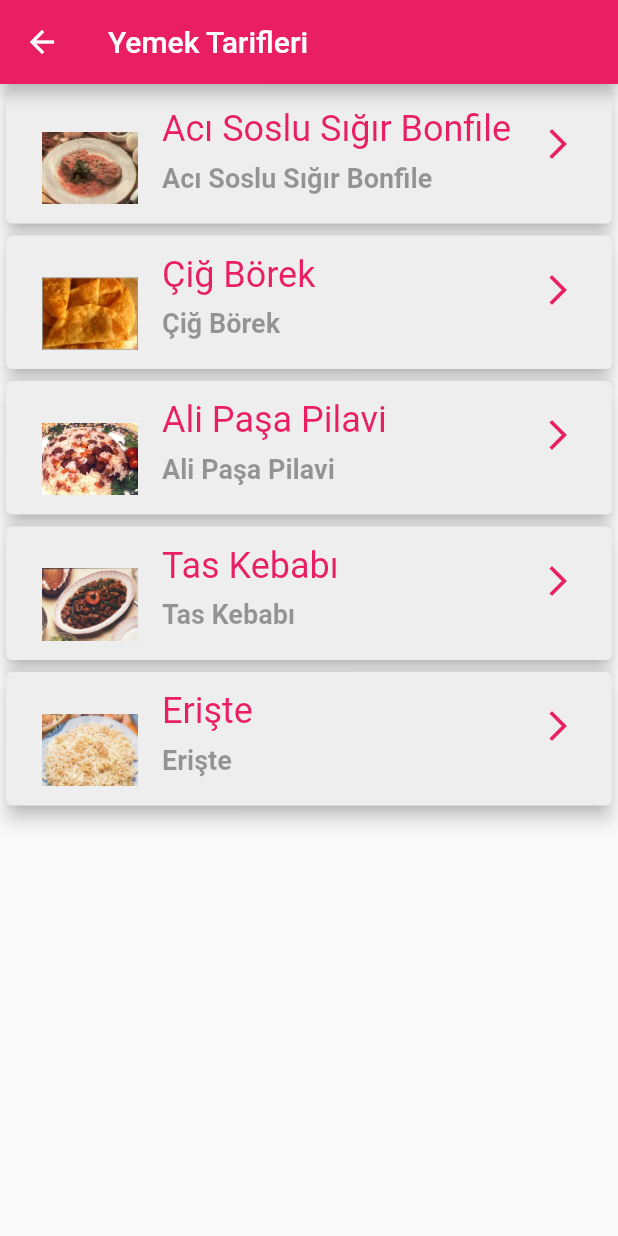
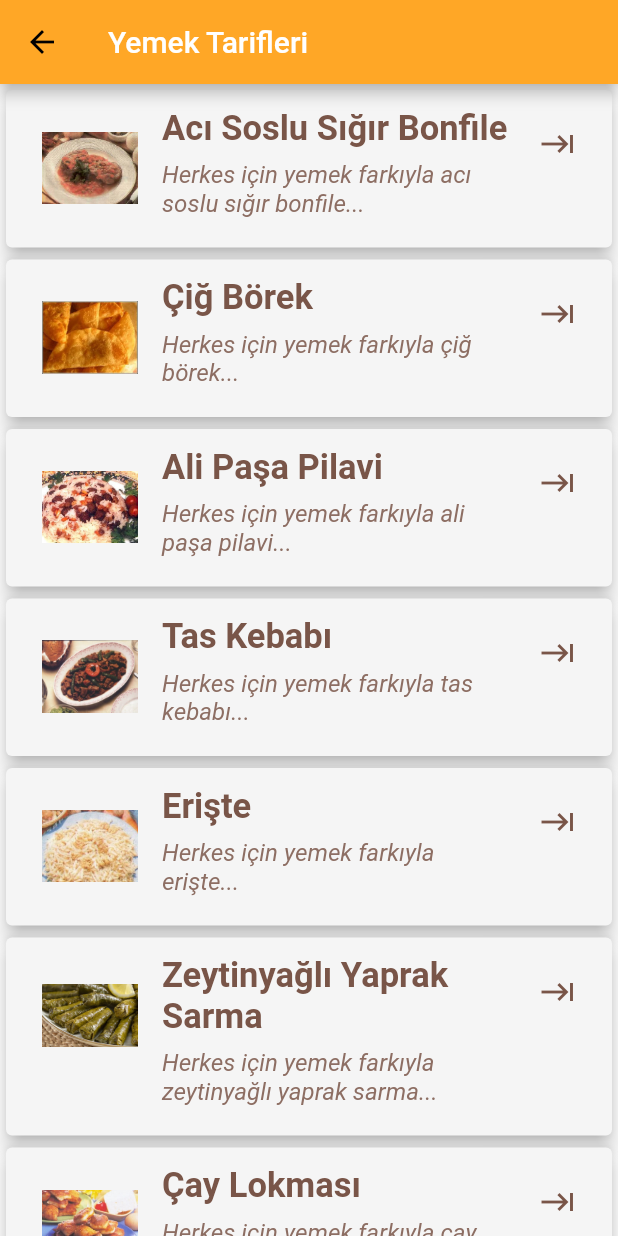
Before and after one commit to RidvanOzturk/Recipes, a Flutter app: the screen it shows after launch, after a tap on "Ana Yemekler", on a phone screen of 412 x 824 dp. Run offline on Flutter 3.47's test engine with Material 2 defaults, Android fonts, the phone set to English and light mode, and no system bars; our stand-ins replace flutter_html.

Commit message:
code control, design edit

```diff
--- a/lib/main.dart
+++ b/lib/main.dart
@@ -33,7 +33,10 @@ class MyApp extends StatelessWidget {
         }
         return null;
       },
-      theme: ThemeData(primarySwatch: Colors.pink),
+      theme: ThemeData(
+        primaryColor: Colors.orange.shade400,
+        scaffoldBackgroundColor: Colors.grey.shade50,
+      ),
     );
   }
 }
--- a/lib/utils/data.dart
+++ b/lib/utils/data.dart
@@ -25,7 +25,8 @@ class Strings {
     "Ali Paşa Pilavi",
     "Tas Kebabı",
     "Erişte",
-    "Zeytinyağlı Yaprak Sarma"
+    "Zeytinyağlı Yaprak Sarma",
+    "Çay Lokması"
   ];
   static const List<String> ANA_YEMEK_RESMI = [
     "AciSosluSigirBonfile",
@@ -33,104 +34,137 @@ class Strings {
     "AliPasaPilavi",
     "TasKebabi",
     "Eriste",
-    "ZeytinyagliYaprakSarma"
+    "ZeytinyagliYaprakSarma",
+    "CayLokmasi"
   ];
   static const List<String> YEMEK_TARIF = [
-    "\t Acı Soslu Sığır Bonfile Tarifi'nin Malzemeleri:\n\n\n  "
-        "\t Her Biri Yaklaşık 150 gr.lık 4 Dilim Sığır Filetosu\n\n"
-        "\t 2 Diş Sarımsak\n\n"
-        "\t 100 gr Yeşil Zeytin\n\n"
-        "\t 1/2 Acı Kırmızı Biber\n\n"
-        "\t 100 gr Çok Küçük Doğranmış Domates\n\n"
-        "\t 1/2 Su Bardağı Kırmızı Şarap\n\n"
-        "\t Zeytinyağı\n\n"
-        "\t Tuz\n\n"
-        "\t Acı Soslu Sığır Bonfile Tarifi'nin Yapılışı:\n\n\n"
-        "\t 4 çorba kaşığı zeytinyağında sarımsağı öldürün, eti ekleyip,harlı ateş üstünde iki tarafları da altın sarısı renk alıncaya kadar kızartın.\n\n"
-        "\t Sonra etleri çıkarın. Aynı yağa irice kıyılmış zeytinleri, domatesi ve ufalanmış acı kırmızı biberi koyun.\n\n"
-        "\t Harlı ateşte 2 dk kadar pişirin. Şarabı katıp buharlaşmasını bekleyin.\n\n"
-        "\t Eti yeniden tavaya koyun, zeytinlerin tuzunu göz önüne alarak biraz tuzlayın ve bir dakika kadar pişirin.\n\n"
-        "\t Filetoları sıcak servis tabağına koyun. Üzerine bir miktar pişme suyundan ilave edin ve hemen servis yapın.\n\n",
-    "\t Çiğ Börek Tarifi'nin Malzemeleri:\n\n\n"
-        "\t4 su bardağı un\n\n"
-        "\t Bir tatlı kaşığı (silme) tuz\n\n"
-        "\t Su (hamuru için aldığı kadar)\n\n"
-        "\t 250 kg kıyma\n\n"
-        "\t 1 adet soğan\n\n"
-        "\t 1 çay kaşığı tuz\n\n"
-        "\t 1 çay kaşığından biraz az karabiber\n\n"
-        "\t Yarım çay bardak su\n\n"
-        "\t Çiğ Börek Tarifi'nin Yapılışı:\n\n\n"
-        "\t Bir kapta un, tuz su ilave edilerek kulakmemesi yumuşaklığına gelecek kıvama gelinceye kadar karıştırılarak hamuru hazırlanır.\n\n"
-        "\t Diğer kapta soğanlar rendelenerek, üzerine kıyma, tuz, karabiber ve su karıştırılarak harç hazırlanır.\n\n"
-        "\t Meydana gelen hamurdan ceviz büyüklüğünde parçalar alınarak, yaklaşık 20 cm çapında daireler oluşturulacak şekilde hamurlar açılır.\n\n"
-        "\t Hazırlanan harç, daire şeklinde açılmış olan hamurun üzerine yarım ay şeklinde ince bir tabaka halinde sürülür.\n\n"
-        "\t Hamurun diğer kısmı harç sürülen tarafın üstüne kapatılarak, harcın dışarıya akmaması için yarım ay şekline gelen çiböreğin kenarları bir tabakla yada kapatma tırtılı ile kesilir.\n\n"
-        "\t Hazırlanan çibörekler daha önce derin bir tencerede kızdırılmış (yaklaşık 2-3 su bardağı) yağa atılarak, her iki tarafı da hafif pembeleşecek şekilde kızartılır.\n\n",
-    "\t Ali Paşa Pilavı Tarifi'nin Malzemeleri:\n\n\n"
-        "\t2 Su Bardağı Pirinç\n\n"
-        "\t 3 Çorba Kaşığı Tereyağı\n\n"
-        "\t 3 Su Bardağı Et Suyu\n\n"
-        "\t 100 gr Kıyma\n\n"
-        "\t 1 Diş Sarmısak\n\n"
-        "\t 1 Soğan\n\n"
-        "\t 1/2 Su Bardağı Dolmalık Fıstık\n\n"
-        "\t 1 Fincan Antepfıstığı\n\n"
-        "\t 1 Kahve Fincanı Kuru İzmir Üzümü\n\n"
-        "\t Tuz\n\n"
-        "\t Ali Paşa Pilavı Tarifi'nin Yapılışı:\n\n\n"
-        "\t Soğanı rendeleyip tuz, sarımsak ve kıyma ile köfte harcı hazırlayın ve fındık büyüklüğünde köfteler hazırlayın.\n\n"
-        "\t Köfteleri ister tavada kızartın, ister suda haşlayın.\n\n"
-        "\t Üzümleri suda bekletip şişmesini sağlayın.\n\n"
-        "\t Antep fıstıklarını suda üç-beş dakika haşlayın ve kabuklarını soyun.\n\n"
-        "\t Yıkayıp süzdüğünüz pirinçleri yağda kavurun. Dolmalık fıstığı ekleyip biraz daha çevirin.\n\n"
-        "\t Et suyunu köftelerle ve antepfıstığı ile birlikte pirince ekleyin.\n\n"
-        "\t 15 dakika kadar kısık ateşte pişirken üzümleri ve tuzu ilave edin. Sıcak olarak servis yapın.\n\n",
-    "\t Tas Kebabı Tarifi'nin Malzemeleri:\n\n\n"
-        "\t600 gr Kuzu kuşbaşı\n\n"
-        "\t 30 gr tereyağı\n\n"
-        "\t 100 gr Soğan\n\n"
-        "\t 1 Çorba kaşığı Domates salçası\n\n"
-        "\t 1 tatlı kaşığı Tuz\n\n"
-        "\t Baharat torbası\n\n"
-        "\t 1.5 bardak Su\n\n"
-        "\t Tas Kebabı Tarifi'nin Yapılışı:\n\n\n"
-        "\t Ön hazırlık olarak soğanı ayıklayıp, kuşbaşı doğrayın.\n\n"
-        "\t Yağı, orta boy bir tencerede, orta ateşte eritin. Yağ kızmaya başlayınca kuşbaşı doğranmış kuzu etini ilave edin.\n\n"
-        "\t Ateşi açın. Etleri bir kevgirle ara sıra karıştırarak, 5-6 dakika, pembeleşinceye kadar sote edin. Soğanı tenceredeki etlere ilave edin.\n\n"
-        "\t Yine ara sıra karıştırarak, birkaç dakika daha pişirin.\n\n"
-        "\t Salçayı katın. Ara sıra karıştırmaya devam ederek, birkaç dakika da salçayı kavurun.Tuzunu serpin.\n\n"
-        "\t Baharat torbasını ilave edin.Ateşi kısın. Tencerenin üzerine bir tas kapayın, 1 bardak sıcak suyu, tasın kenarından dökün.Tencerenin kapağını sıkıca örtün.\n\n"
-        "\t Kebabı, ağır ateşte 8-10 dakika pişirin.\n\n"
-        "\t Tenceredeki malzeme suyunu çekince, kalan 1 1/2 bardak sıcak suyu koyup, yine ağır ateşte, yaklaşık 20 dakika, etler yumuşayıncaya kadar pişirin.\n\n"
-        "\t Bu süre içinde, ara sıra tencerenin kapağını açıp, etlerin pişip pişmediğini kontrol edin. Gerekirse pişirme süresini uzatın.\n\n"
-        "\t Bu arada kebap suyunu çekecek olursa, bir miktar sıcak su ilave edebilirsiniz.\n\n"
-        "\t Kebabın, tencereyi ateşten aldığınızda, yaklaşık 1 bardak salçası olmalıdır.\n\n",
-    "\t Erişte Tarifi'nin Malzemeleri:\n\n\n"
-        "\t1/2 Kg Erişte\n\n"
-        "\t 2 Çorba Kaşığı Tereyağı\n\n"
-        "\t 100 gr Ceviz\n\n"
-        "\t Bir Miktar Tuz\n\n"
-        "Er işte Tarifi'nin Yapılışı:\n\n\n"
-        "\t Erişteyi, tuzlu bol suda haşlayalım. Bu arada cevizleri irice dövelim.\n\n"
-        "\t Bir başka tencereye tereyağını kızdıralım. Cevizi tencereye alarak kavuralım.\n\n"
-        "\t Haşlanmış erişteyi cevizlere katarak karıştıralım. Sıcak olarak cevizli eriştemizi servis yapalım.\n\n"
-        "\t Not: Dilerseniz erişteye ceviz katmayıp, servis tabağında eriştenin üzerini cevizlerle süsleyebilirsiniz.\n\n",
-    "\t Zeytinyağlı Yaprak Sarma Tarifi'nin Malzemeleri:\n\n\n"
-        "\t500 gr asma yaprağı\n\n"
-        "\t 2 su bardağı dolmalık pirinç\n\n"
-        "\t 1 çay bardağı zeytinyağı\n\n"
-        "\t 1 soğan\n\n"
-        "\t 2 tatlı kaşığı dolmalık fıstık\n\n"
-        "\t 2 tatlı kaşığı kuşüzümü\n\n"
-        "\t Tuz, karabiber, nane\n\n"
-        "\t Zeytinyağlı Yaprak Sarma Tarifi'nin Yapılışı:\n\n\n"
-        "\t Pirinci yıkayıp ılık suda ıslatın ve 30 dakika bekletin. Süzüp durulayın. Soğanı soyup kıyın.\n\n"
-        "\t Zeytinyağını tencereye alıp soğanı ekleyin. Biraz pembeleştirip süzülmüş pirinci ilave edin. 1-2 dakika kavurun.\n\n"
-        "\t Fıstık, üzüm, tuz ve baharatı ilave edip karıştırın, ocaktan alın.\n\n"
-        "\t Asma yapraklarını tuzlu kaynar suda sararıncaya kadar haşlayıp süzgece alın.\n\n"
-        "\t Bir tepsinin içinde yaprakları tek tek açarak hazırladığınız iç malzemeden ortalarına ekleyip sigara şeklinde sarın.\n\n"
-        "\t Tencereye dizip üzerine bir tabak kapatın. 2 su bardağı ılık su ilave edip ağır ateşte suyunu çekene kadar pişirin. Kapağı kapalı olarak soğumaya bırakın.\n\n"
-        "\t Sarmaları servis tabağına alıp üzerine 1 kaşık sızma zeytinyağı gezdirin. Limon dilimleriyle süsleyip servis yapın.\n\n"
+    "<center><p><b> Soslu Sığır Bonfile Tarifi'nin Malzemeleri:</b></p></center>"
+        "<ul>"
+        "<li>Her Biri Yaklaşık 150 gr.lık 4 Dilim Sığır Filetosu</li>"
+        "<li>2 Diş Sarımsak</li>"
+        "<li>100 gr Yeşil Zeytin</li>"
+        "<li>1/2 Acı Kırmızı Biber</li>"
+        "<li>100 gr &Ccedil;ok K&uuml;&ccedil;&uuml;k Doğranmış Domates</li>"
+        "<li>1/2 Su Bardağı Kırmızı Şarap</li>"
+        "<li>Zeytinyağı</li>"
+        "<li>Tuz</li>"
+        "</ul>"
+        "<p><b>  Acı Soslu Sığır Bonfile Tarifi'nin Yapılışı:</p></b>"
+        "<p>"
+        " 4 çorba kaşığı zeytinyağında sarımsağı öldürün,<br/> eti ekleyip,harlı ateş üstünde iki tarafları da altın <br/> sarısı renk alıncaya kadar kızartın.</p>"
+        "<p> Sonra etleri çıkarın. Aynı yağa irice kıyılmış zeytinleri, domatesi ve ufalanmış acı kırmızı biberi koyun.</p>"
+        "<p>"
+        " Harlı ateşte 2 dk kadar pişirin. Şarabı katıp buharlaşmasını bekleyin."
+        " Eti yeniden tavaya koyun, zeytinlerin tuzunu göz önüne alarak biraz tuzlayın ve bir dakika kadar pişirin.</p>"
+        "<p>"
+        " Filetoları sıcak servis tabağına koyun. Üzerine bir miktar pişme suyundan ilave edin ve hemen servis yapın.</p><hr/>",
+    "<p><b> Çiğ Börek Tarifi'nin Malzemeleri:</b></p>"
+        "<ul>4 su bardağı un"
+        "<li>Bir tatlı kaşığı (silme) tuz</li>"
+        "<li>Su (hamuru için aldığı kadar)</li>"
+        "<li>250 kg kıyma</li>"
+        "<li>1 adet soğan</li>"
+        "<li>1 çay kaşığı tuz</li>"
+        "<li>1 çay kaşığından biraz az karabiber</li>"
+        "<li>Yarım çay bardak su</li>"
+        "</ul>"
+        "<p><b> Çiğ Börek Tarifi'nin Yapılışı:</b></p>"
+        "<p> Bir kapta un, tuz su ilave edilerek kulakmemesi yumuşaklığına gelecek kıvama"
+        "gelinceye kadar karıştırılarak hamuru hazırlanır. Diğer kapta soğanlar rendelenerek,</p><p>üzerine kıyma, tuz, karabiber ve su karıştırılarak harç hazırlanır."
+        "Meydana gelen hamurdan ceviz büyüklüğünde parçalar alınarak, yaklaşık 20 cm "
+        "çapında daireler oluşturulacak şekilde hamurlar açılır.</p>"
+        "<p> Hazırlanan harç, daire şeklinde açılmış olan hamurun üzerine yarım ay şeklinde ince bir tabaka halinde sürülür.</p>"
+        "<p> Hamurun diğer kısmı harç sürülen tarafın üstüne kapatılarak,"
+        "harcın dışarıya akmaması için yarım ay şekline gelen çiğ böreğin kenarları bir tabakla yada kapatma tırtılı ile kesilir.</p> "
+        "<p> Hazırlanan çibörekler daha önce derin bir tencerede kızdırılmış (yaklaşık 2-3 su bardağı) yağa atılarak, her iki tarafı da hafif pembeleşecek şekilde kızartılır.</p>",
+    "<p><b>  Ali Paşa Pilavı Tarifi'nin Malzemeleri:</b></p>"
+        "<ul>"
+        "<li>2 Su Bardağı Pirinç</li>"
+        "<li>3 Çorba Kaşığı Tereyağı</li>"
+        "<li>3 Su Bardağı Et Suyu</li>"
+        "<li>100 gr Kıyma</li>"
+        "<li>1 Diş Sarmısak</li>"
+        "<li>1 Soğan</li>"
+        "<li>1/2 Su Bardağı Dolmalık Fıstık</li>"
+        "<li>1 Fincan Antepfıstığı</li>"
+        "<li>1 Kahve Fincanı Kuru İzmir Üzümü</li>"
+        "<li>Tuz</li>"
+        "</ul> "
+        "<p><b>  Ali Paşa Pilavı Tarifi'nin Yapılışı:</b></p>"
+        "<p> Soğanı rendeleyip tuz, sarımsak ve kıyma ile köfte harcı hazırlayın ve fındık büyüklüğünde köfteler hazırlayın</p>"
+        "<p> Köfteleri ister tavada kızartın, ister suda haşlayın.</p>"
+        "<p> Üzümleri suda bekletip şişmesini sağlayın.</p>"
+        "<p> Antepfıstıklarını suda üç-beş dakika haşlayın ve kabuklarını soyun.</p>"
+        "<p> Yıkayıp süzdüğünüz pirinçleri yağda kavurun. Dolmalık fıstığı ekleyip biraz daha çevirin.</p>"
+        "<p> Et suyunu köftelerle ve antepfıstığı ile birlikte pirince ekleyin.</p>"
+        "<p> 15 dakika kadar kısık ateşte pişirken üzümleri ve tuzu ilave edin. Sıcak olarak servis yapın.</p>",
+    "<p><b>  Tas Kebabı Tarifi'nin Malzemeleri:</b></p>"
+        "<ul>"
+        "<li>600 gr Kuzu kuşbaşı</li>"
+        "<li>30 gr tereyağı</li>"
+        "<li>100 gr Soğan</li>"
+        "<li>1 Çorba kaşığı Domates salçası</li>"
+        "<li>1 tatlı kaşığı Tuz</li>"
+        "<li>Baharat torbası</li>"
+        "<li>1.5 bardak Su</li>"
+        "</ul>"
+        "<p><b>  Tas Kebabı Tarifi'nin Yapılışı:</b></p>"
+        "<p> Ön hazırlık olarak soğanı ayıklayıp, kuşbaşı doğrayın.</p>"
+        "<p> Yağı, orta boy bir tencerede, orta ateşte eritin. Yağ kızmaya başlayınca kuşbaşı doğranmış kuzu etini ilave edin.</p>"
+        "<p> Ateşi açın. Etleri bir kevgirle ara sıra karıştırarak, 5-6 dakika, pembeleşinceye kadar sote edin. Soğanı tenceredeki etlere ilave edin.</p>"
+        "<p> Yine ara sıra karıştırarak, birkaç dakika daha pişirin.</p>"
+        "<p> Salçayı katın. Ara sıra karıştırmaya devam ederek, birkaç dakika da salçayı kavurun.Tuzunu serpin.</p>"
+        "<p> Baharat torbasını ilave edin.Ateşi kısın. Tencerenin üzerine bir tas kapayın, 1 bardak sıcak suyu, tasın kenarından dökün.Tencerenin kapağını sıkıca örtün.</p>"
+        "<p> Kebabı, ağır ateşte 8-10 dakika pişirin.</p>"
+        "<p> Tenceredeki malzeme suyunu çekince, kalan 1 1/2 bardak sıcak suyu koyup, yine ağır ateşte, yaklaşık 20 dakika, etler yumuşayıncaya kadar pişirin.</p>"
+        "<p> Bu süre içinde, ara sıra tencerenin kapağını açıp, etlerin pişip pişmediğini kontrol edin. Gerekirse pişirme süresini uzatın.</p>"
+        "<p> Bu arada kebap suyunu çekecek olursa, bir miktar sıcak su ilave edebilirsiniz.</p>"
+        "<p> Kebabın, tencereyi ateşten aldığınızda, yaklaşık 1 bardak salçası olmalıdır.</p>",
+    "<p><b>  Erişte Tarifi'nin Malzemeleri:</b></p>"
+        "<ul>"
+        "<li>1/2 Kg Erişte</li>"
+        "<li>2 Çorba Kaşığı Tereyağı</li>"
+        "<li>100 gr Ceviz</li>"
+        "<li>Bir Miktar Tuz</li>"
+        "</ul>"
+        "<p><b>  Er işte Tarifi'nin Yapılışı:</b></p>"
+        "<p> Erişteyi, tuzlu bol suda haşlayalım. Bu arada cevizleri irice dövelim.</p>"
+        "<p> Bir başka tencereye tereyağını kızdıralım. Cevizi tencereye alarak kavuralım.</p>"
+        "<p> Haşlanmış erişteyi cevizlere katarak karıştıralım. Sıcak olarak cevizli eriştemizi servis yapalım.</p>"
+        "<p> Not: Dilerseniz erişteye ceviz katmayıp, servis tabağında eriştenin üzerini cevizlerle süsleyebilirsiniz.</p>",
+    "<p><b> Zeytinyağlı Yaprak Sarma Tarifi'nin Malzemeleri:</b></p>"
+        "<ul>"
+        "<li>500 gr asma yaprağı</li>"
+        "<li>2 su bardağı dolmalık pirinç</li>"
+        "<li>1 çay bardağı zeytinyağı</li>"
+        "<li>1 soğan</li>"
+        "<li>2 tatlı kaşığı dolmalık fıstık</li>"
+        "<li>2 tatlı kaşığı kuşüzümü</li>"
+        "<li>Tuz, karabiber, nane</li></ul>"
+        "<p><b>  Zeytinyağlı Yaprak Sarma Tarifi'nin Yapılışı:</b></p>"
+        "<p> Pirinci yıkayıp ılık suda ıslatın ve 30 dakika bekletin. Süzüp durulayın. Soğanı soyup kıyın.</p>"
+        "<p> Zeytinyağını tencereye alıp soğanı ekleyin. Biraz pembeleştirip süzülmüş pirinci ilave edin. 1-2 dakika kavurun.</p>"
+        "<p> Fıstık, üzüm, tuz ve baharatı ilave edip karıştırın, ocaktan alın.</p>"
+        "<p> Asma yapraklarını tuzlu kaynar suda sararıncaya kadar haşlayıp süzgece alın.</p>"
+        "<p> Bir tepsinin içinde yaprakları tek tek açarak hazırladığınız iç malzemeden ortalarına ekleyip sigara şeklinde sarın.</p>"
+        "<p> Tencereye dizip üzerine bir tabak kapatın. 2 su bardağı ılık su ilave edip ağır ateşte suyunu çekene kadar pişirin. Kapağı kapalı olarak soğumaya bırakın.</p>"
+        "<p> Sarmaları servis tabağına alıp üzerine 1 kaşık sızma zeytinyağı gezdirin. Limon dilimleriyle süsleyip servis yapın.</p>",
+    "<p><b>  Çay Lokması Tarifi'nin Malzemeleri:</b></p>"
+        "<ul>"
+        "<li>1 çay bardağı yoğurt</li>"
+        "<li>1 adet yumurta</li>"
+        "<li>Yarım çay bardağı zeytinyağı</li>"
+        "<li>Yarım su bardağı ezilmiş beyaz peynir</li>"
+        "<li>Aldığı kadar un</li>"
+        "<li>1 çay kaşığı karbonat, tuz</li>"
+        "<li>Kızartmak için : Sıvıyağ</li>"
+        "</ul>"
+        "<p><b>  Çay Lokması Tarifi'nin Yapılışı:</b></p>"
+        "<p> Bir kabın içinde yoğurt ve yumurtayı tahta kaşıkla iyice çırpın.</p>"
+        "<p> Üzerine zeytinyağını ve ezilmiş beyaz peyniri ilave edip, karıştırın.</p>"
+        "<p> Orta yumuşaklıkta bir hamur oluncaya dek un katın.</p>"
+        "<p> Karbonat ve tuzunu da ilave edip iyice yoğurun.</p>"
+        "<p> Hamuru merdane yardımıyla 1 cm kalınlığında açıp, iki parmak eninde istediğiniz boyda şeritler kesin.</p>"
+        "<p> Kızdırılmış sıvıyağlı tavada, şeritler halindeki hamurları, kabarıp pembeleşinceye kadar kızartın.</p>"
   ];
 }
--- a/lib/yemek_detay.dart
+++ b/lib/yemek_detay.dart
@@ -1,6 +1,7 @@
 import 'package:flutter/material.dart';
+import 'package:flutter_html/flutter_html.dart';
+
 import 'package:yemek_tarif/yemek_icindekiler.dart';
-
 import 'models/yemek_icindekiler.dart';
 
 // ignore: must_be_immutable
@@ -19,21 +20,23 @@ class YemekDetay extends StatelessWidget {
             expandedHeight: 250,
             pinned: true,
             primary: true,
-            backgroundColor: Colors.pink,
+            backgroundColor: Colors.orange.shade400,
             flexibleSpace: FlexibleSpaceBar(
               background: Image.asset(
                 "images/" + secilenYemekTuru.buyukResimYemekici,
                 fit: BoxFit.cover,
               ),
-              title: Text(secilenYemekTuru.yemekDetayIci),
+              title: Text(
+                secilenYemekTuru.yemekDetayIci,
+                style: TextStyle(
+                  color: Colors.white,
+                ),
+              ),
             ),
           ),
           SliverToBoxAdapter(
             child: SingleChildScrollView(
-              child: Text(
-                secilenYemekTuru.yemekTarif,
-                style: TextStyle(fontSize: 18, color: Colors.black),
-              ),
+              child: Html(data: secilenYemekTuru.yemekTarif),
             ),
           ),
         ],
--- a/lib/yemek_icindekiler.dart
+++ b/lib/yemek_icindekiler.dart
@@ -12,7 +12,10 @@ class YemekIcindekiler extends StatelessWidget {
 
     return Scaffold(
       appBar: AppBar(
-        title: Text("Yemek Tarifleri"),
+        title: Text(
+          "Yemek Tarifleri",
+          style: TextStyle(color: Colors.white),
+        ),
       ),
       body: ListeyiHazirlaIci(),
     );
@@ -20,7 +23,7 @@ class YemekIcindekiler extends StatelessWidget {
 
   List<YemekDetayIci> yemekVeriKaynagi() {
     List<YemekDetayIci> yemeklerIci = [];
-    for (int i = 0; i < 5; i++) {
+    for (int i = 0; i < 7; i++) {
       String kucukResimIci = Strings.ANA_YEMEK_RESMI[i].toLowerCase() + ".jpg";
       String buyukResimIci =
           Strings.ANA_YEMEK_RESMI[i].toLowerCase() + "_buyuk.jpg";
@@ -44,7 +47,7 @@ class YemekIcindekiler extends StatelessWidget {
   Widget tekSatirYemekIci(BuildContext context, int index) {
     YemekDetayIci oAnListeyeEklenenYemekTuru = icindekiler[index];
     return Card(
-      color: Colors.grey.shade200,
+      color: Colors.grey.shade100,
       elevation: 5,
       child: Padding(
         padding: const EdgeInsets.all(8.0),
@@ -59,21 +62,24 @@ class YemekIcindekiler extends StatelessWidget {
           title: Text(
             oAnListeyeEklenenYemekTuru.yemekDetayIci,
             style: TextStyle(
-                fontSize: 24,
-                fontWeight: FontWeight.w400,
-                color: Colors.pink.shade500),
+                fontSize: 23,
+                fontWeight: FontWeight.w600,
+                color: Colors.brown.shade500),
           ),
           subtitle: Padding(
             padding: const EdgeInsets.symmetric(vertical: 8),
             child: Text(
-              oAnListeyeEklenenYemekTuru.yemekDetayIci,
+              "Herkes için yemek farkıyla " +
+                  oAnListeyeEklenenYemekTuru.yemekDetayIci.toLowerCase() +
+                  "...",
               style: TextStyle(
-                  fontSize: 18,
-                  fontWeight: FontWeight.w700,
-                  color: Colors.black38),
+                  fontSize: 16,
+                  fontStyle: FontStyle.italic,
+                  fontWeight: FontWeight.w400,
+                  color: Colors.brown.shade400),
             ),
           ),
-          trailing: Icon(Icons.arrow_forward_ios, color: Colors.pink),
+          trailing: Icon(Icons.keyboard_tab, color: Colors.brown),
         ),
       ),
     );
--- a/lib/yemek_liste.dart
+++ b/lib/yemek_liste.dart
@@ -11,7 +11,10 @@ class YemekListesi extends StatelessWidget {
 
     return Scaffold(
       appBar: AppBar(
-        title: Text("Yemek Tarifleri"),
+        title: Text(
+          "Yemek Tarifleri",
+          style: TextStyle(color: Colors.white),
+        ),
       ),
       body: ListeyiHazirla(),
     );
@@ -42,7 +45,7 @@ class YemekListesi extends StatelessWidget {
   Widget tekSatirYemek(BuildContext context, int index) {
     Yemek oAnListeyeEklenenYemekTuru = tumYemekler[index];
     return Card(
-      color: Colors.grey.shade200,
+      color: Colors.grey.shade100,
       elevation: 5,
       child: Padding(
         padding: const EdgeInsets.all(8.0),
@@ -56,21 +59,24 @@ class YemekListesi extends StatelessWidget {
           title: Text(
             oAnListeyeEklenenYemekTuru.yemekAdi,
             style: TextStyle(
-                fontSize: 24,
-                fontWeight: FontWeight.w400,
-                color: Colors.pink.shade500),
+                fontSize: 23,
+                fontWeight: FontWeight.w600,
+                color: Colors.brown.shade500),
           ),
           subtitle: Padding(
             padding: const EdgeInsets.symmetric(vertical: 8),
             child: Text(
-              oAnListeyeEklenenYemekTuru.yemekAdi,
+              "Herkes için yemek farkıyla " +
+                  oAnListeyeEklenenYemekTuru.yemekAdi.toLowerCase() +
+                  "...",
               style: TextStyle(
-                  fontSize: 18,
-                  fontWeight: FontWeight.w700,
-                  color: Colors.black38),
+                  fontSize: 16,
+                  fontStyle: FontStyle.italic,
+                  fontWeight: FontWeight.w400,
+                  color: Colors.brown.shade400),
             ),
           ),
-          trailing: Icon(Icons.arrow_forward_ios, color: Colors.pink),
+          trailing: Icon(Icons.keyboard_tab, color: Colors.brown),
         ),
       ),
     );
--- a/pubspec.yaml
+++ b/pubspec.yaml
@@ -28,6 +28,9 @@ dependencies:
   # The following adds the Cupertino Icons font to your application.
   # Use with the CupertinoIcons class for iOS style icons.
   cupertino_icons: ^0.1.3
+
+  flutter_html: ^0.8.2
+
 
 dev_dependencies:
   flutter_test:
```
Also changed, not shown: images/caylokmasi.jpg (added), images/caylokmasi_buyuk.jpg (added), images/zeytinyagliyapraksarma_buyuk.jpg (renamed from images/zeytinyaglıyapraksarması_buyuk.jpg), pubspec.lock.
